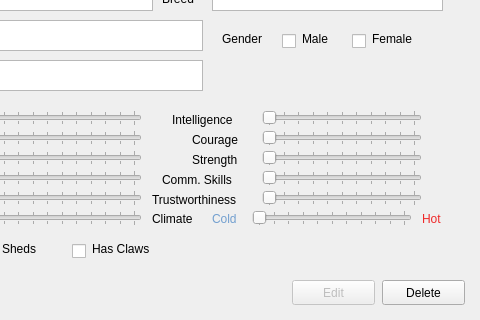
First picture: the form in viewanimalwindow.ui, repository DevonHope/Animal-Shelter-Registry-System, before the edit; both pictures show x 158 to 638 and y 150 to 470 of the 638 by 470 pixel window.
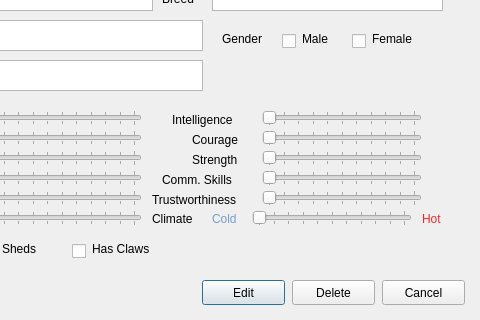
Second picture: the form after the edit.

```diff
--- a/viewanimalwindow.ui
+++ b/viewanimalwindow.ui
@@ -728,11 +728,11 @@
   </widget>
   <widget class="QPushButton" name="editButton">
    <property name="enabled">
-    <bool>false</bool>
+    <bool>true</bool>
    </property>
    <property name="geometry">
     <rect>
-     <x>450</x>
+     <x>360</x>
      <y>430</y>
      <width>83</width>
      <height>25</height>
@@ -745,7 +745,7 @@
   <widget class="QPushButton" name="deleteButton">
    <property name="geometry">
     <rect>
-     <x>540</x>
+     <x>450</x>
      <y>430</y>
      <width>83</width>
      <height>25</height>
@@ -993,6 +993,19 @@
     <string>Hot</string>
    </property>
   </widget>
+  <widget class="QPushButton" name="cancelButton">
+   <property name="geometry">
+    <rect>
+     <x>540</x>
+     <y>430</y>
+     <width>83</width>
+     <height>25</height>
+    </rect>
+   </property>
+   <property name="text">
+    <string>Cancel</string>
+   </property>
+  </widget>
  </widget>
  <resources/>
  <connections/>
```
